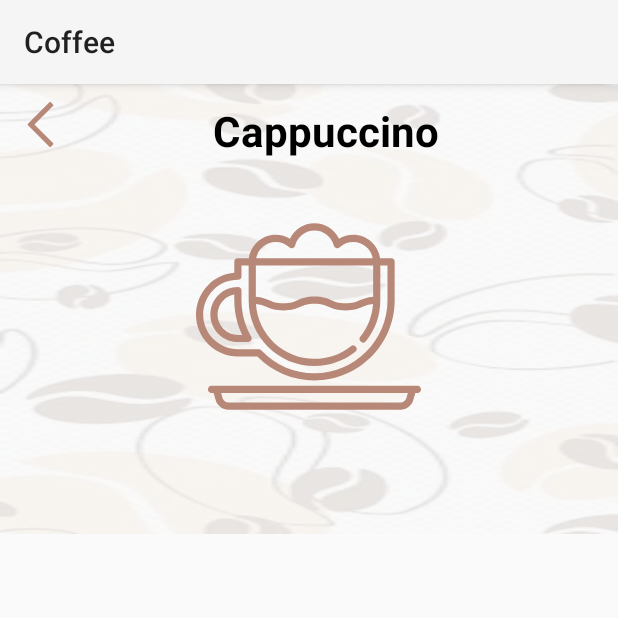
After one commit to ranganarayanan/coffee, an Android app: the Cappuccino screen opened directly, with no data from a screen before it, on a phone screen of 412 x 824 dp, the top half of it. The commit adds this screen. Run offline under Robolectric (Android 15) with nearby library versions, the phone set to English and light mode, and no system bars.

Commit message:
item page

```diff
--- a/app/src/main/AndroidManifest.xml
+++ b/app/src/main/AndroidManifest.xml
@@ -12,6 +12,12 @@
         android:supportsRtl="true"
         android:theme="@style/Theme.Coffee"
         tools:targetApi="31">
+        <activity
+            android:name=".Macchiato"
+            android:exported="false" />
+        <activity
+            android:name=".Cappuccino"
+            android:exported="false" />
         <activity
             android:name=".Espresso"
             android:exported="false" />
--- /dev/null
+++ b/app/src/main/java/com/example/coffee/Cappuccino.java
@@ -0,0 +1,14 @@
+package com.example.coffee;
+
+import androidx.appcompat.app.AppCompatActivity;
+
+import android.os.Bundle;
+
+public class Cappuccino extends AppCompatActivity {
+
+    @Override
+    protected void onCreate(Bundle savedInstanceState) {
+        super.onCreate(savedInstanceState);
+        setContentView(R.layout.activity_cappuccino);
+    }
+}
--- /dev/null
+++ b/app/src/main/res/layout/activity_cappuccino.xml
@@ -0,0 +1,40 @@
+<?xml version="1.0" encoding="utf-8"?>
+<RelativeLayout xmlns:android="http://schemas.android.com/apk/res/android"
+    xmlns:app="http://schemas.android.com/apk/res-auto"
+    xmlns:tools="http://schemas.android.com/tools"
+    android:layout_width="match_parent"
+    android:layout_height="match_parent"
+    tools:context=".Cappuccino">
+    <ImageView
+        android:layout_width="match_parent"
+        android:layout_height="300dp"
+        android:src="@drawable/back"
+        android:scaleType="fitXY"
+        android:alpha="0.1"/>
+    <LinearLayout
+        android:layout_width="match_parent"
+        android:layout_height="wrap_content"
+        android:orientation="horizontal"
+        android:padding="12dp">
+        <ImageView
+            android:layout_width="30dp"
+            android:layout_height="30dp"
+            android:src="@drawable/arrowback"/>
+        <TextView
+            android:layout_width="wrap_content"
+            android:layout_height="wrap_content"
+            android:text="Cappuccino"
+            android:textColor="@color/black"
+            android:textStyle="bold"
+            android:textSize="28dp"
+            android:layout_marginHorizontal="100dp"
+            />
+    </LinearLayout>
+    <ImageView
+        android:layout_width="150dp"
+        android:layout_height="150dp"
+        android:src="@drawable/cappunico"
+        android:layout_centerHorizontal="true"
+        android:layout_marginTop="80dp"/>
+
+</RelativeLayout>
--- a/app/src/main/res/layout/activity_page2.xml
+++ b/app/src/main/res/layout/activity_page2.xml
@@ -110,7 +110,8 @@
             android:layout_width="50dp"
             android:layout_height="40dp"
             android:src="@drawable/arrow"
-            android:layout_gravity="center_vertical"/>
+            android:layout_gravity="center_vertical"
+            android:id="@+id/capparrow"/>
 
     </LinearLayout>
 
@@ -138,7 +139,8 @@
             android:layout_width="50dp"
             android:layout_height="40dp"
             android:src="@drawable/arrow"
-            android:layout_gravity="center_vertical"/>
+            android:layout_gravity="center_vertical"
+            android:id="@+id/macid"/>
 
     </LinearLayout>
 
```
Also changed, not shown: app/src/main/java/com/example/coffee/Macchiato.java (added, +14 -0 lines), app/src/main/java/com/example/coffee/Page2.java (+16 -0 lines), app/src/main/res/layout/activity_macchiato.xml (added, +40 -0 lines).
